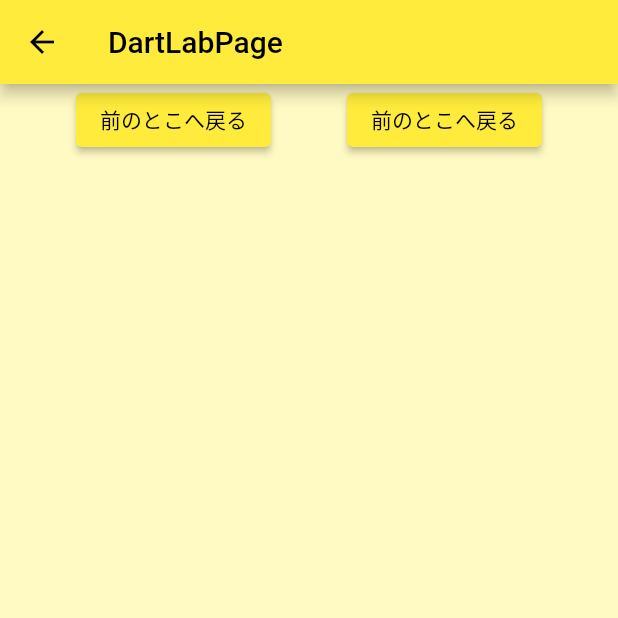
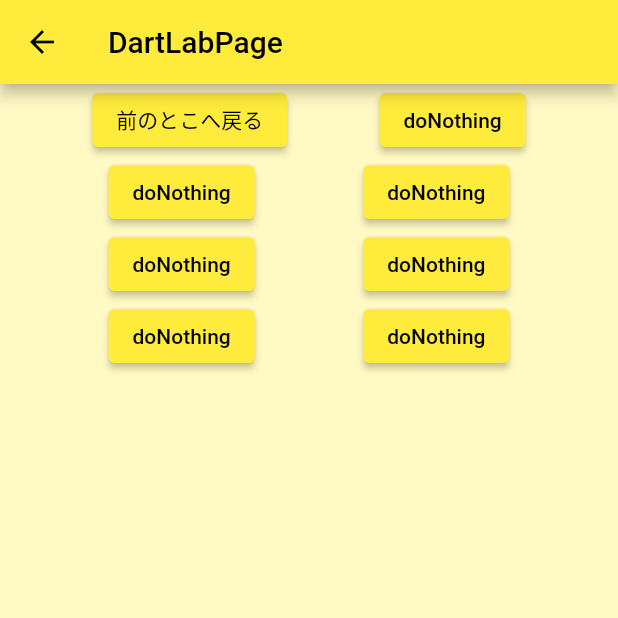
Before and after one commit to yuu-eguci/flutter_lab, a Flutter app: the DartLabPage screen opened by its route, on a phone screen of 412 x 824 dp, the top half of it. Run offline on Flutter 3.47's test engine with Material 2 defaults, Android fonts, the phone set to English and light mode, and no system bars.

Commit message:
✨ テスト用のボタンを量産

```diff
--- a/lib/main.dart
+++ b/lib/main.dart
@@ -60,6 +60,12 @@ class DartLabPage extends StatelessWidget {
   // これ↓が無いと。
   const DartLabPage({Key? key}) : super(key: key);
 
+  // DartLabPage では色んな処理をお試しするよ。これは各ボタンのデフォルト onPressed 関数。
+  void _doNothing() {
+    // ignore: avoid_print
+    print('doNothing!');
+  }
+
   @override
   Widget build(BuildContext context) {
     // Scaffold は "足場"。
@@ -82,10 +88,47 @@ class DartLabPage extends StatelessWidget {
                   },
                 ),
                 ElevatedButton(
-                  child: const Text('前のとこへ戻る'),
-                  onPressed: () {
-                    Navigator.pop(context);
-                  },
+                  child: const Text('doNothing'),
+                  onPressed: _doNothing,
+                ),
+              ],
+            ),
+            Row(
+              mainAxisAlignment: MainAxisAlignment.spaceEvenly,
+              children: <Widget>[
+                ElevatedButton(
+                  child: const Text('doNothing'),
+                  onPressed: _doNothing,
+                ),
+                ElevatedButton(
+                  child: const Text('doNothing'),
+                  onPressed: _doNothing,
+                ),
+              ],
+            ),
+            Row(
+              mainAxisAlignment: MainAxisAlignment.spaceEvenly,
+              children: <Widget>[
+                ElevatedButton(
+                  child: const Text('doNothing'),
+                  onPressed: _doNothing,
+                ),
+                ElevatedButton(
+                  child: const Text('doNothing'),
+                  onPressed: _doNothing,
+                ),
+              ],
+            ),
+            Row(
+              mainAxisAlignment: MainAxisAlignment.spaceEvenly,
+              children: <Widget>[
+                ElevatedButton(
+                  child: const Text('doNothing'),
+                  onPressed: _doNothing,
+                ),
+                ElevatedButton(
+                  child: const Text('doNothing'),
+                  onPressed: _doNothing,
                 ),
               ],
             ),
```
